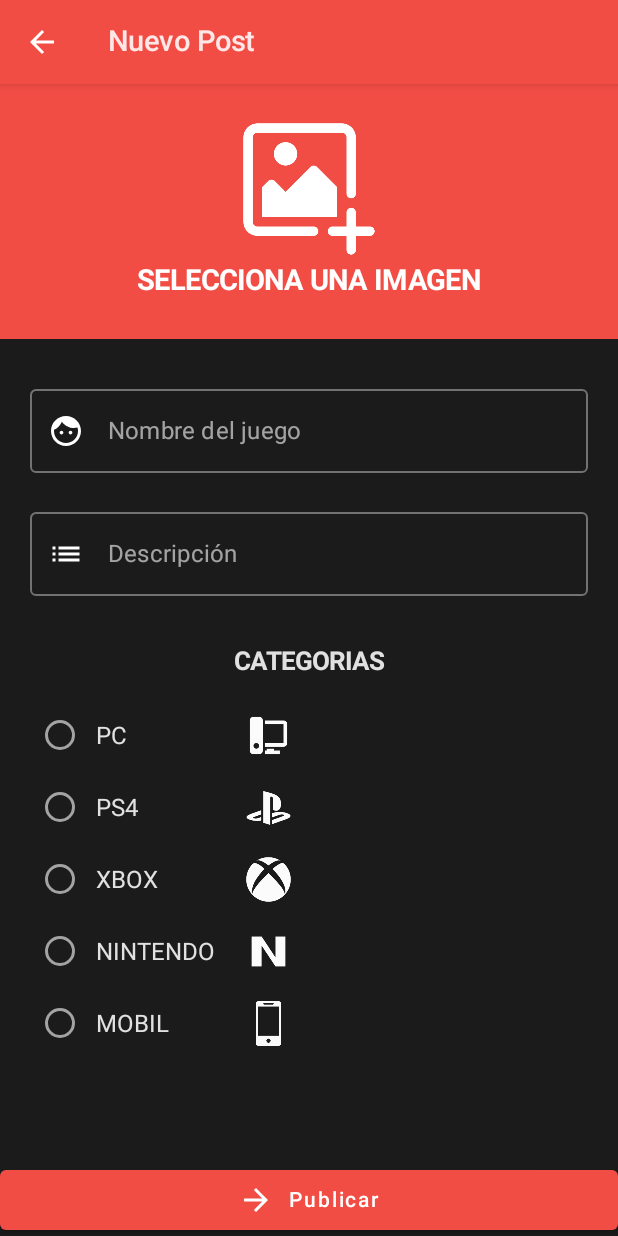
After one commit to faradius/Gamer_MVVM_App, an Android app built with Jetpack Compose: the NewPostScreen screen opened through its navigation route, on a phone screen of 412 x 824 dp. The commit adds this screen. Run offline under Robolectric (Android 15) with nearby library versions, the phone set to English and light mode, and no system bars; our stand-ins replace Dagger/Hilt's generated code, Firebase (no records; nobody signed in at launch, a user with empty details on screens opened directly).

Commit message:
Diseñando el formulario para crear un nuevo post

```diff
--- a/app/src/main/java/com/alex/gamermvvmapp/presentation/navigation/navhost/DetailNavGraph.kt
+++ b/app/src/main/java/com/alex/gamermvvmapp/presentation/navigation/navhost/DetailNavGraph.kt
@@ -9,6 +9,7 @@ import androidx.navigation.navigation
 import com.alex.gamermvvmapp.presentation.navigation.graphs.Graph
 import com.alex.gamermvvmapp.presentation.navigation.routes.AuthScreen
 import com.alex.gamermvvmapp.presentation.navigation.routes.DetailsScreen
+import com.alex.gamermvvmapp.presentation.screens.new_post.NewPostScreen
 import com.alex.gamermvvmapp.presentation.screens.profile_edit.ProfileEditScreen
 
 fun NavGraphBuilder.detailNavGraph(navController: NavHostController){
@@ -16,6 +17,10 @@ fun NavGraphBuilder.detailNavGraph(navController: NavHostController){
         route = Graph.DETAILS,
         startDestination = DetailsScreen.ProfileUpdate.route
     ){
+        composable(route = DetailsScreen.NewPost.route){
+            NewPostScreen(navController)
+        }
+
         composable(
             route = DetailsScreen.ProfileUpdate.route,
             arguments = listOf(navArgument("user"){
--- a/app/src/main/java/com/alex/gamermvvmapp/presentation/navigation/routes/DetailsScreen.kt
+++ b/app/src/main/java/com/alex/gamermvvmapp/presentation/navigation/routes/DetailsScreen.kt
@@ -2,6 +2,7 @@ package com.alex.gamermvvmapp.presentation.navigation.routes
 
 sealed class DetailsScreen(val route: String){
 
+    object NewPost: DetailsScreen("posts/new")
     object ProfileUpdate: DetailsScreen("profile/edit/{user}"){
         fun passUser(user: String) = "profile/edit/$user"
     }
--- /dev/null
+++ b/app/src/main/java/com/alex/gamermvvmapp/presentation/screens/new_post/NewPostScreen.kt
@@ -0,0 +1,40 @@
+package com.alex.gamermvvmapp.presentation.screens.new_post
+
+import androidx.compose.foundation.layout.Column
+import androidx.compose.foundation.layout.fillMaxWidth
+import androidx.compose.foundation.layout.padding
+import androidx.compose.material.Scaffold
+import androidx.compose.runtime.Composable
+import androidx.compose.ui.Modifier
+import androidx.navigation.NavHostController
+import com.alex.gamermvvmapp.presentation.components.DefaultButtom
+import com.alex.gamermvvmapp.presentation.components.DefaultTopBar
+import com.alex.gamermvvmapp.presentation.screens.new_post.components.NewPostContent
+
+@Composable
+fun NewPostScreen(
+    navController: NavHostController
+) {
+    Scaffold(
+        topBar = {
+            DefaultTopBar(
+                title = "Nuevo Post",
+                upAvailable = true,
+                navController = navController
+            )
+        },
+        bottomBar ={
+            DefaultButtom(
+                modifier = Modifier.fillMaxWidth(),
+                text = "Publicar",
+                onClick = { /*TODO*/ })
+        }
+    ) {
+        Column (
+            modifier = Modifier.padding(it)
+        ){
+            NewPostContent()
+        }
+
+    }
+}
--- /dev/null
+++ b/app/src/main/java/com/alex/gamermvvmapp/presentation/screens/new_post/components/NewPostContent.kt
@@ -0,0 +1,173 @@
+package com.alex.gamermvvmapp.presentation.screens.new_post.components
+
+import androidx.compose.foundation.Image
+import androidx.compose.foundation.background
+import androidx.compose.foundation.layout.Box
+import androidx.compose.foundation.layout.Column
+import androidx.compose.foundation.layout.Row
+import androidx.compose.foundation.layout.Spacer
+import androidx.compose.foundation.layout.fillMaxSize
+import androidx.compose.foundation.layout.fillMaxWidth
+import androidx.compose.foundation.layout.height
+import androidx.compose.foundation.layout.padding
+import androidx.compose.foundation.layout.width
+import androidx.compose.foundation.rememberScrollState
+import androidx.compose.foundation.selection.selectable
+import androidx.compose.foundation.verticalScroll
+import androidx.compose.material.MaterialTheme
+import androidx.compose.material.RadioButton
+import androidx.compose.material.Surface
+import androidx.compose.material.Text
+import androidx.compose.material.icons.Icons
+import androidx.compose.material.icons.filled.Email
+import androidx.compose.material.icons.filled.Face
+import androidx.compose.material.icons.filled.List
+import androidx.compose.runtime.Composable
+import androidx.compose.ui.Alignment
+import androidx.compose.ui.Modifier
+import androidx.compose.ui.graphics.Color
+import androidx.compose.ui.res.painterResource
+import androidx.compose.ui.text.font.FontWeight
+import androidx.compose.ui.text.input.KeyboardType
+import androidx.compose.ui.tooling.preview.Preview
+import androidx.compose.ui.unit.dp
+import androidx.compose.ui.unit.sp
+import com.alex.gamermvvmapp.R
+import com.alex.gamermvvmapp.presentation.components.DefaultTextField
+import com.alex.gamermvvmapp.presentation.ui.theme.GamerMVVMAppTheme
+import com.alex.gamermvvmapp.presentation.ui.theme.Red500
+
+data class CategoryRadioButton(
+    var category: String,
+    var image: Int
+)
+@Composable
+fun NewPostContent() {
+
+    val radioOptions =  listOf(
+        CategoryRadioButton("PC", R.drawable.icon_pc),
+        CategoryRadioButton("PS4", R.drawable.icon_ps4),
+        CategoryRadioButton("XBOX", R.drawable.icon_xbox),
+        CategoryRadioButton("NINTENDO", R.drawable.icon_nintendo),
+        CategoryRadioButton("MOBIL", R.drawable.icon_mobile)
+
+    )
+
+    Box(
+        modifier = Modifier
+            .fillMaxWidth()
+    ) {
+        Column(
+            modifier = Modifier
+                .fillMaxWidth()
+                .verticalScroll(rememberScrollState()),
+            horizontalAlignment = Alignment.CenterHorizontally
+        ) {
+            Box(
+                modifier = Modifier
+                    .fillMaxWidth()
+                    .height(170.dp)
+                    .background(Red500)
+            ) {
+                Column(
+                    modifier = Modifier.fillMaxWidth(),
+                    horizontalAlignment = Alignment.CenterHorizontally
+                ) {
+
+                    Image(
+                        modifier = Modifier
+                            .height(120.dp)
+                            .padding(top = 20.dp),
+                        painter = painterResource(id = R.drawable.add_image),
+                        contentDescription = ""
+                    )
+
+                    Text(
+                        text = "SELECCIONA UNA IMAGEN",
+                        color = Color.White,
+                        fontSize = 19.sp,
+                        fontWeight = FontWeight.Bold
+                    )
+                }
+            }
+            DefaultTextField(
+                modifier = Modifier
+                    .fillMaxWidth()
+                    .padding(top = 25.dp)
+                    .padding(horizontal = 20.dp),
+                value = "",
+                onValueChange = { },
+                label = "Nombre del juego",
+                icon = Icons.Default.Face,
+                errorMsg = "",
+                validateField = {
+
+                }
+            )
+
+            DefaultTextField(
+                modifier = Modifier
+                    .fillMaxWidth()
+                    .padding(top = 0.dp)
+                    .padding(horizontal = 20.dp),
+                value = "",
+                onValueChange = { },
+                label = "Descripción",
+                icon = Icons.Default.List,
+                errorMsg = "",
+                validateField = {
+
+                }
+            )
+
+            Text(
+                modifier = Modifier.padding(vertical = 15.dp),
+                text = "CATEGORIAS",
+                fontSize = 17.sp,
+                fontWeight = FontWeight.Bold
+            )
+
+            radioOptions.forEach { option ->
+                Row(
+                    modifier = Modifier
+                        .fillMaxWidth()
+                        .padding(horizontal = 16.dp)
+                        .selectable(
+                            selected = false,
+                            onClick = {
+
+                            }
+                        ),
+                    verticalAlignment = Alignment.CenterVertically
+                ) {
+                    RadioButton(selected = false, onClick = { /*TODO*/ })
+                    Row(verticalAlignment = Alignment.CenterVertically) {
+                        Text(
+                            modifier = Modifier.width(100.dp),
+                            text = option.category
+                        )
+                        Image(
+                            modifier = Modifier.height(30.dp),
+                            painter = painterResource(id = option.image),
+                            contentDescription = ""
+                        )
+                    }
+                }
+            }
+        }
+
+    }
+}
+
+@Preview(showBackground = true, showSystemUi = true)
+@Composable
+fun NewPostPreview() {
+    GamerMVVMAppTheme(darkTheme = true) {
+        Surface(
+            modifier = Modifier.fillMaxSize(),
+            color = MaterialTheme.colors.background) {
+            NewPostContent()
+        }
+    }
+
+}
--- a/app/src/main/java/com/alex/gamermvvmapp/presentation/ui/theme/Theme.kt
+++ b/app/src/main/java/com/alex/gamermvvmapp/presentation/ui/theme/Theme.kt
@@ -10,7 +10,7 @@ import androidx.compose.ui.graphics.Color
 private val DarkColorPalette = darkColors(
     primary = Red500, //statusBar
     primaryVariant = Red700,
-    secondary = DarkGray700,
+    secondary = Color.White,
     background = DarkGray900,
     onPrimary = Color.White //Color de letra de botones
 )
```
Also changed, not shown: app/src/main/java/com/alex/gamermvvmapp/presentation/screens/my_posts/MyPostsScreen.kt (+13 -1 lines), app/src/main/res/drawable/ic_launcher_foreground.xml (added, +30 -0 lines), app/src/main/res/drawable/add_image.png (added), app/src/main/res/drawable/halo.jpg (added), app/src/main/res/drawable/icon_mobile.png (added), app/src/main/res/drawable/icon_nintendo.png (added), app/src/main/res/drawable/icon_pc.png (added), app/src/main/res/drawable/icon_ps4.png (added), app/src/main/res/drawable/icon_xbox.png (added), app/src/main/res/drawable/like.png (added), app/src/main/res/drawable/like_outline.png (added).
